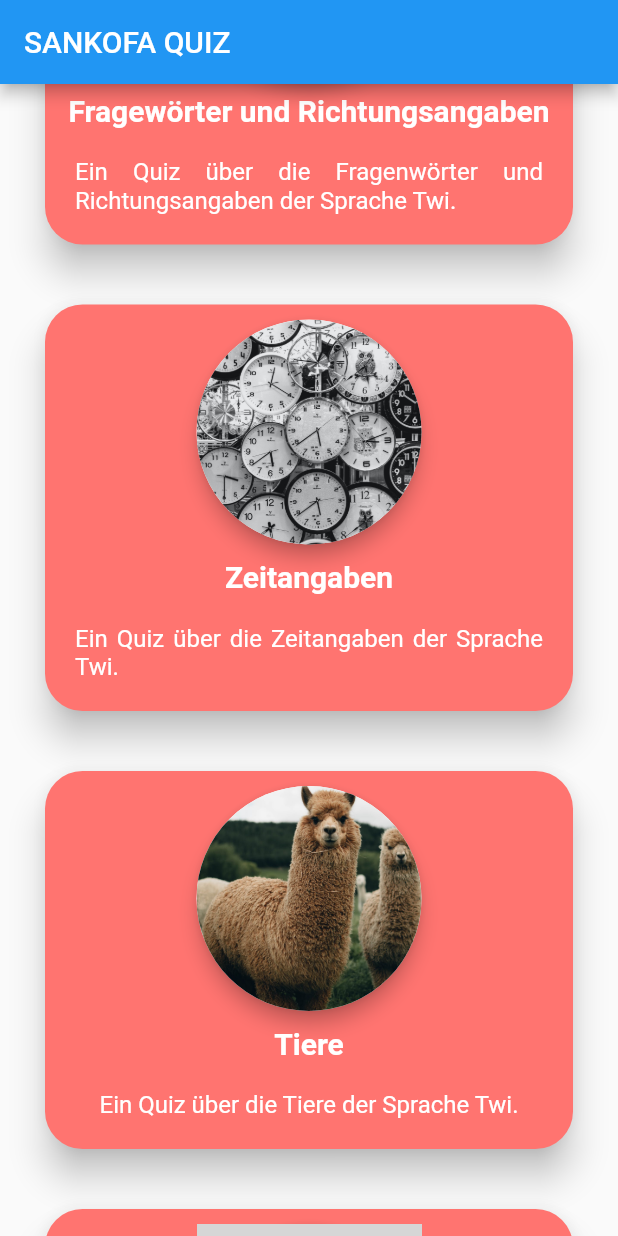
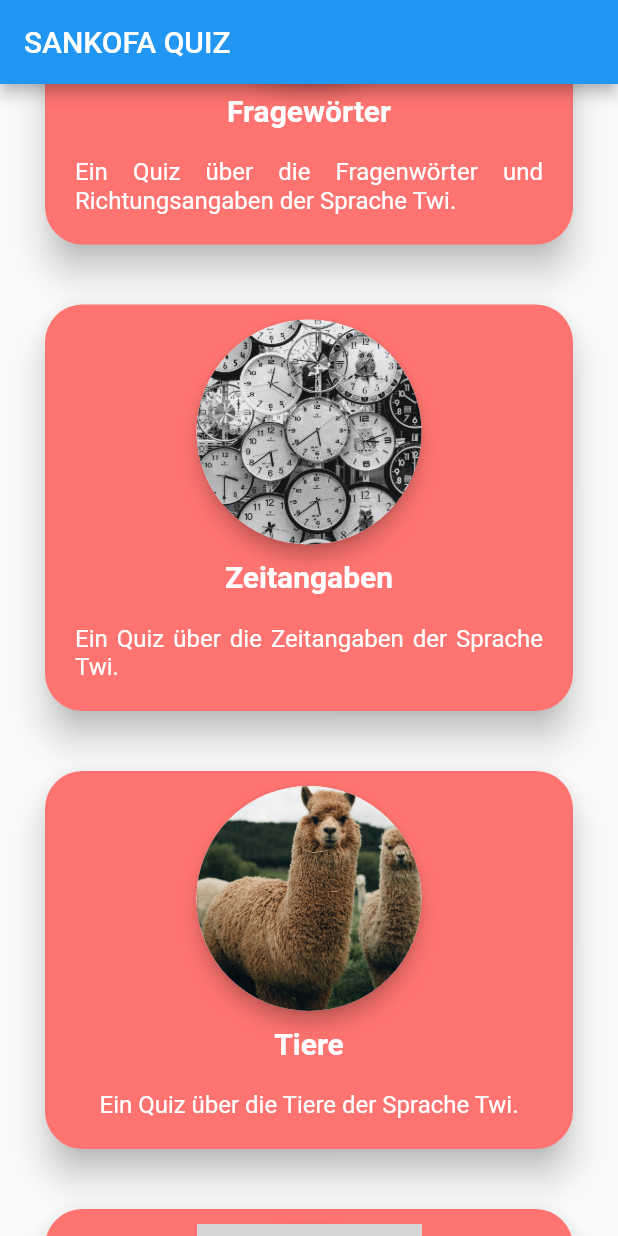
Before and after one commit to BeffJezos/sankofa, a Flutter app: the QuizHome screen opened directly, scrolled down 2304 dp, on a phone screen of 412 x 824 dp. Run offline on Flutter 3.47's test engine with Material 2 defaults, Android fonts, the phone set to English and light mode, and no system bars; our stand-ins replace audioplayers, splashscreen; grey boxes are pictures that could not be loaded.

Commit message:
Achtzehntes Update

```diff
--- a/lib/quizscreens/quizhome.dart
+++ b/lib/quizscreens/quizhome.dart
@@ -85,7 +85,7 @@ class _QuizHomeState extends State<QuizHome> {
                 Center(
                   child: Text(
                     langname,
-                    textAlign: TextAlign.start,
+                    textAlign: TextAlign.center,
                     style: TextStyle(
                       fontSize: 20.0,
                       color: Colors.white,
@@ -136,7 +136,7 @@ class _QuizHomeState extends State<QuizHome> {
           customcard("Konsonanten", images[4], des[4]),
           customcard("Selbstlaute", images[5], des[5]),
           customcard("Häufige Twi Sätze", images[6], des[6]),
-          customcard("Fragewörter und Richtungsangaben", images[7], des[7]),
+          customcard("Fragewörter", images[7], des[7]),
           customcard("Zeitangaben", images[8], des[8]),
           customcard("Tiere", images[9], des[9]),
           customcard("Komplettes Quiz", images[10], des[10]),
```
